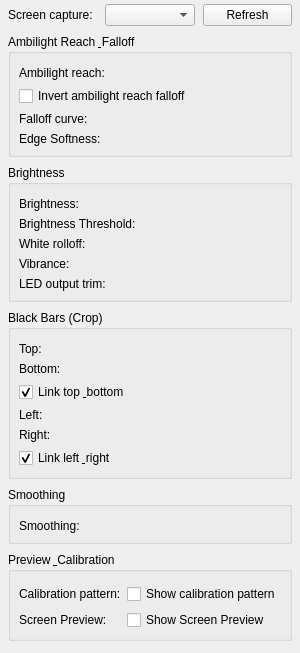
Before: the Qt Designer form ui/forms/ScreenMirrorMonitorSettings.ui in Wolfieeewolf/OpenRGB3DSpatialPlugin, drawn with Qt 5.
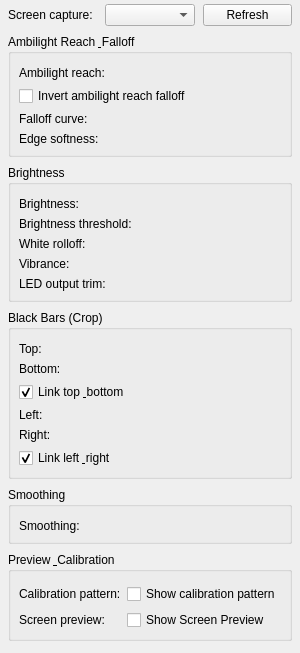
After: the same form once the commit is applied. Custom widgets are drawn as their Qt base class.

```diff
--- a/ui/forms/ScreenMirrorMonitorSettings.ui
+++ b/ui/forms/ScreenMirrorMonitorSettings.ui
@@ -94,7 +94,7 @@
       <item row="3" column="0">
        <widget class="QLabel" name="softnessCaption">
         <property name="text">
-         <string>Edge Softness:</string>
+         <string>Edge softness:</string>
         </property>
        </widget>
       </item>
@@ -138,7 +138,7 @@
       <item row="1" column="0">
        <widget class="QLabel" name="brightnessThresholdCaption">
         <property name="text">
-         <string>Brightness Threshold:</string>
+         <string>Brightness threshold:</string>
         </property>
        </widget>
       </item>
@@ -338,7 +338,7 @@
       <item row="1" column="0">
        <widget class="QLabel" name="screenPreviewCaption">
         <property name="text">
-         <string>Screen Preview:</string>
+         <string>Screen preview:</string>
         </property>
        </widget>
       </item>
```
